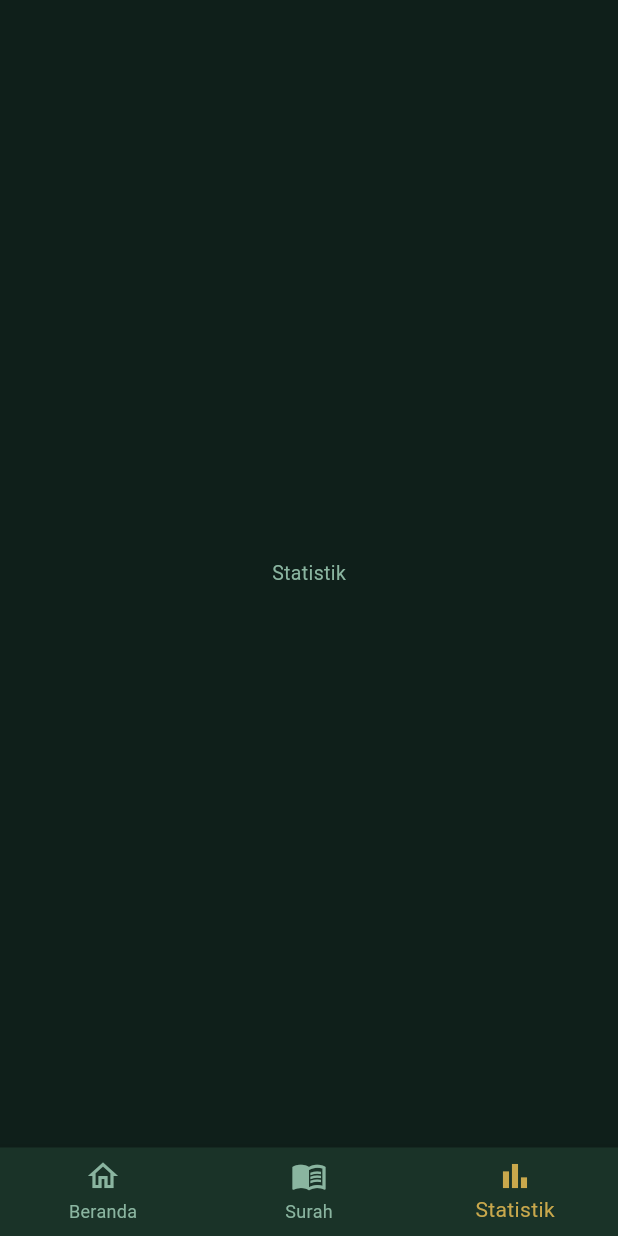
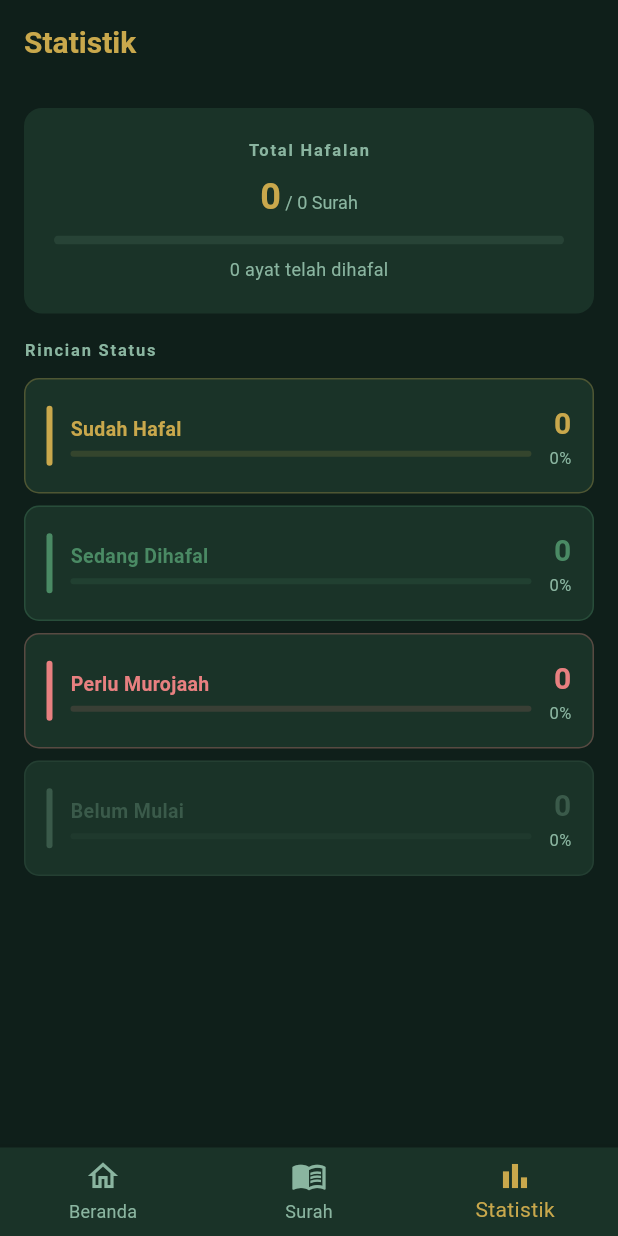
Before and after one commit to risyadul/ZikrQ, a Flutter app: the StatisticsPage screen opened by its route, on a phone screen of 412 x 824 dp. Run offline on Flutter 3.47's test engine with Material 3 defaults, Android fonts, the phone set to English and light mode, and no system bars; our stand-ins replace flutter_riverpod, go_router, google_fonts, isar; accounts and stored records are empty; generated files the repository leaves out were written again; statements that could not run were skipped.

Commit message:
feat: implement Statistics page with per-status breakdown

```diff
--- a/lib/presentation/pages/statistics/statistics_page.dart
+++ b/lib/presentation/pages/statistics/statistics_page.dart
@@ -1,10 +1,184 @@
 // lib/presentation/pages/statistics/statistics_page.dart
 import 'package:flutter/material.dart';
+import 'package:flutter_riverpod/flutter_riverpod.dart';
+import 'package:zikrq/core/theme/app_colors.dart';
+import 'package:zikrq/core/theme/app_text_styles.dart';
+import 'package:zikrq/domain/entities/memorization_status.dart';
+import 'package:zikrq/presentation/providers/stats_provider.dart';
+import 'package:zikrq/presentation/widgets/memorization_progress_bar.dart';
 
-class StatisticsPage extends StatelessWidget {
+class StatisticsPage extends ConsumerWidget {
   const StatisticsPage({super.key});
 
   @override
-  Widget build(BuildContext context) =>
-      const Scaffold(body: Center(child: Text('Statistik')));
+  Widget build(BuildContext context, WidgetRef ref) {
+    final statsAsync = ref.watch(memorizationStatsProvider);
+
+    return Scaffold(
+      appBar: AppBar(title: const Text('Statistik')),
+      body: statsAsync.when(
+        loading: () => const Center(
+          child: CircularProgressIndicator(color: AppColors.primary),
+        ),
+        error: (e, _) => Center(child: Text('Error: $e')),
+        data: (stats) => ListView(
+          padding: const EdgeInsets.all(16),
+          children: [
+            // Summary header
+            Container(
+              padding: const EdgeInsets.all(20),
+              decoration: BoxDecoration(
+                color: AppColors.surface,
+                borderRadius: BorderRadius.circular(12),
+              ),
+              child: Column(
+                children: [
+                  Text('Total Hafalan', style: AppTextStyles.sectionLabel),
+                  const SizedBox(height: 8),
+                  RichText(
+                    text: TextSpan(
+                      children: [
+                        TextSpan(
+                          text: '${stats.memorized}',
+                          style: AppTextStyles.headline,
+                        ),
+                        TextSpan(
+                          text: ' / ${stats.total} Surah',
+                          style: AppTextStyles.surahMeta,
+                        ),
+                      ],
+                    ),
+                  ),
+                  const SizedBox(height: 12),
+                  MemorizationProgressBar(value: stats.memorizedPercent),
+                  const SizedBox(height: 8),
+                  Text(
+                    '${stats.memorizedVerseCount} ayat telah dihafal',
+                    style: AppTextStyles.surahMeta,
+                  ),
+                ],
+              ),
+            ),
+            const SizedBox(height: 16),
+
+            // Per-status breakdown
+            Text('Rincian Status', style: AppTextStyles.sectionLabel),
+            const SizedBox(height: 10),
+
+            _StatusCard(
+              status: MemorizationStatus.memorized,
+              count: stats.memorized,
+              total: stats.total,
+              color: AppColors.primary,
+            ),
+            const SizedBox(height: 8),
+            _StatusCard(
+              status: MemorizationStatus.inProgress,
+              count: stats.inProgress,
+              total: stats.total,
+              color: AppColors.inProgress,
+            ),
+            const SizedBox(height: 8),
+            _StatusCard(
+              status: MemorizationStatus.needsReview,
+              count: stats.needsReview,
+              total: stats.total,
+              color: AppColors.needsReview,
+            ),
+            const SizedBox(height: 8),
+            _StatusCard(
+              status: MemorizationStatus.notStarted,
+              count: stats.notStarted,
+              total: stats.total,
+              color: AppColors.notStarted,
+            ),
+          ],
+        ),
+      ),
+    );
+  }
 }
+
+class _StatusCard extends StatelessWidget {
+  const _StatusCard({
+    required this.status,
+    required this.count,
+    required this.total,
+    required this.color,
+  });
+
+  final MemorizationStatus status;
+  final int count;
+  final int total;
+  final Color color;
+
+  @override
+  Widget build(BuildContext context) {
+    final percent = total == 0 ? 0.0 : count / total;
+    return Container(
+      padding: const EdgeInsets.all(14),
+      decoration: BoxDecoration(
+        color: AppColors.surface,
+        borderRadius: BorderRadius.circular(10),
+        border: Border.all(color: color.withValues(alpha: 0.3)),
+      ),
+      child: Row(
+        children: [
+          Container(
+            width: 4,
+            height: 40,
+            decoration: BoxDecoration(
+              color: color,
+              borderRadius: BorderRadius.circular(2),
+            ),
+          ),
+          const SizedBox(width: 12),
+          Expanded(
+            child: Column(
+              crossAxisAlignment: CrossAxisAlignment.start,
+              children: [
+                Text(
+                  status.label,
+                  style: TextStyle(
+                    color: color,
+                    fontSize: 13,
+                    fontWeight: FontWeight.w600,
+                  ),
+                ),
+                const SizedBox(height: 4),
+                LinearProgressIndicator(
+                  value: percent,
+                  backgroundColor: color.withValues(alpha: 0.15),
+                  valueColor: AlwaysStoppedAnimation(color),
+                  minHeight: 4,
+                  borderRadius: BorderRadius.circular(2),
+                ),
+              ],
+            ),
+          ),
+          const SizedBox(width: 12),
+          Column(
+            crossAxisAlignment: CrossAxisAlignment.end,
+            children: [
+              Text(
+                '$count',
+                style: TextStyle(
+                  color: color,
+                  fontSize: 20,
+                  fontWeight: FontWeight.w700,
+                ),
+              ),
+              Text(
+                '${(percent * 100).toStringAsFixed(0)}%',
+                style: const TextStyle(
+                  color: AppColors.secondary,
+                  fontSize: 11,
+                ),
+              ),
+            ],
+          ),
+        ],
+      ),
+    );
+  }
+}
```
